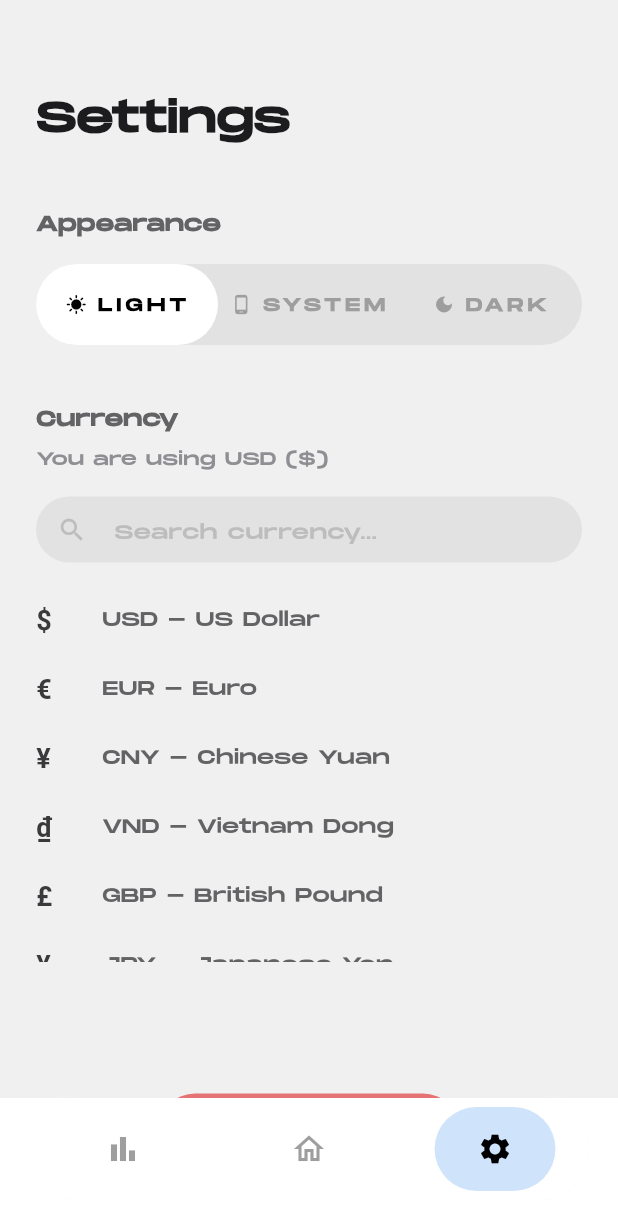
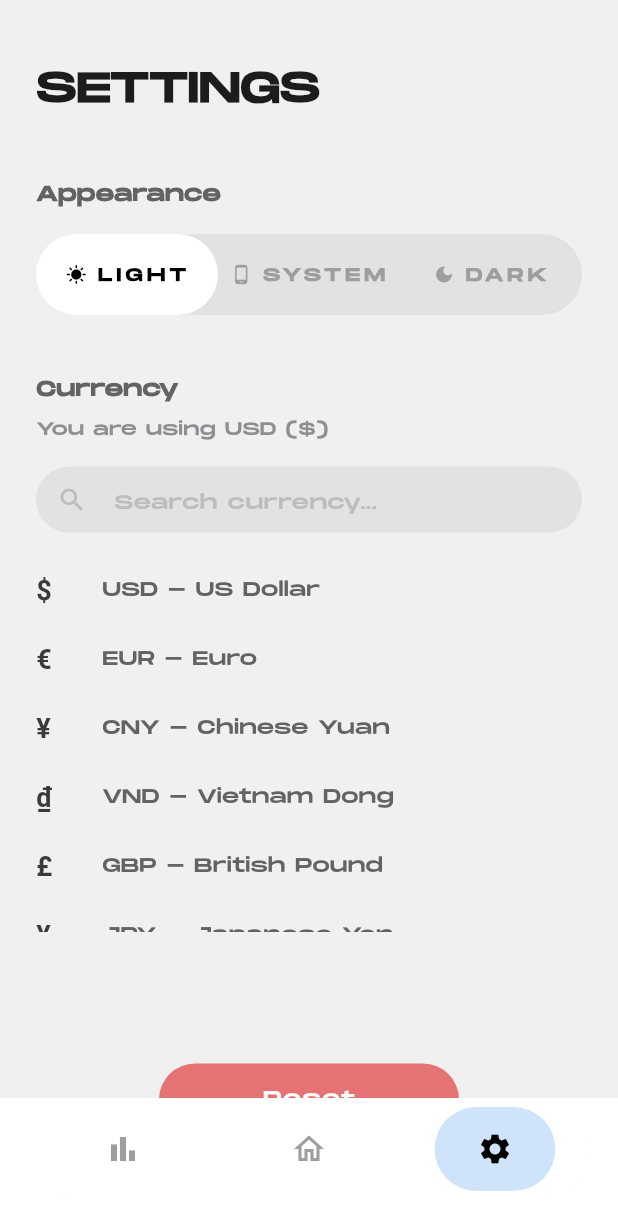
Before and after one commit to ngoleminhphuc1011/RADIX-finance-tracker-app, a Flutter app: the screen it shows after launch, swiped to page 3, on a phone screen of 412 x 824 dp. Shown: the top 1230 px of the screen. Run offline on Flutter 3.47's test engine with Material 3 defaults, Android fonts, the phone set to English and light mode, and no system bars; our stand-ins replace fl_chart, sqflite, sqflite_common_ffi_web; accounts and stored records are empty.

Commit message:
temp backup: budgetLeft and settings alignment

```diff
--- a/lib/screens/nav_wrapper.dart
+++ b/lib/screens/nav_wrapper.dart
@@ -27,6 +27,7 @@ class _NavWrapperState extends State<NavWrapper> {
   double _userSetBudget = 0.0; // loaded from DB; 0.0 = "not set yet"
   double monthlyBudget = 0.0;
   double spent = 0.0;
+  double budgetLeft = 0.0;
 
   // ── Lifecycle ───────────────────────────────────────────────────────────────
 
@@ -130,6 +131,7 @@ class _NavWrapperState extends State<NavWrapper> {
     setState(() {
       monthlyBudget = max(0.0, _userSetBudget + totalIncomeToBudget);
       spent = max(0.0, totalExpenses - totalDeductions);
+      budgetLeft = max(0.0, monthlyBudget - spent);
     });
   }
 
@@ -252,6 +254,7 @@ class _NavWrapperState extends State<NavWrapper> {
             onDeleteTransaction: deleteTransaction,
             monthlyBudget: monthlyBudget,
             spent: spent,
+            budgetLeft: budgetLeft,
             onBudgetChanged: _setBudget,
             onSpentChanged: _setSpent,
           ),
--- a/lib/screens/settings_screen.dart
+++ b/lib/screens/settings_screen.dart
@@ -113,15 +113,22 @@ class _SettingsScreenState extends State<SettingsScreen>
   Widget build(BuildContext context) {
     return Scaffold(
       backgroundColor: const Color(0xFFF0F0F0),
-      body: SingleChildScrollView(
+      body: SafeArea(
+        bottom: false,
+        child: SingleChildScrollView(
           physics: const BouncingScrollPhysics(),
-        padding: const EdgeInsets.only(top: 60, left: 24, right: 24),
+          padding: const EdgeInsets.only(
+            top: 40,
+            left: 24,
+            right: 24,
+            bottom: 40,
+          ),
           child: Column(
             crossAxisAlignment: CrossAxisAlignment.start,
             children: [
               // --- Settings heading ---
               const Text(
-              'Settings',
+                'SETTINGS',
                 style: TextStyle(
                   fontFamily: 'MonumentExtended-Regular',
                   fontSize: 28,
@@ -282,7 +289,9 @@ class _SettingsScreenState extends State<SettingsScreen>
                           size: 20,
                         ),
                         border: InputBorder.none,
-                      contentPadding: const EdgeInsets.symmetric(vertical: 12),
+                        contentPadding: const EdgeInsets.symmetric(
+                          vertical: 12,
+                        ),
                       ),
                     ),
                   ),
@@ -310,6 +319,7 @@ class _SettingsScreenState extends State<SettingsScreen>
               const SizedBox(height: 40),
               _buildResetButton(),
             ],
+          ),
         ),
       ),
     );
```
Also changed, not shown: lib/screens/home_screen.dart (+19 -2 lines). Lines whose indentation alone changed are shown as unchanged.
